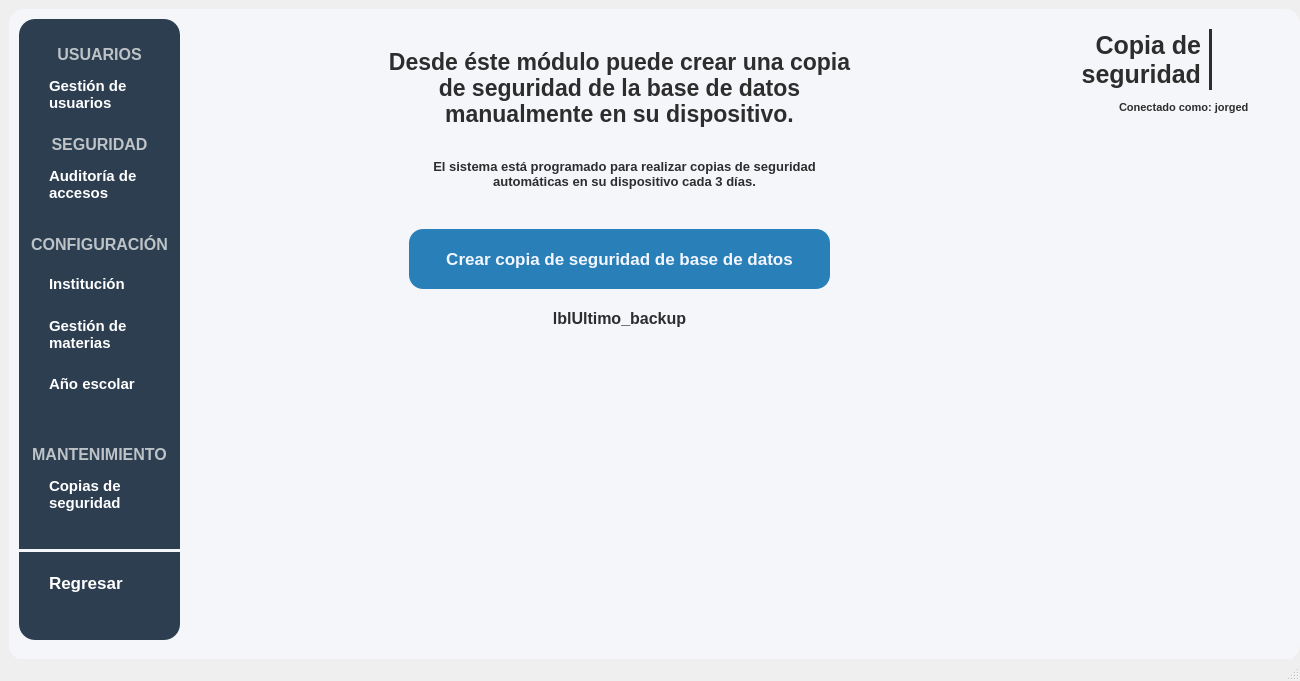
The window that resources/ui/main.ui (Proyecto-Uptjaa/Proyecto_SIRA) describes before a commit, drawn with Qt 5.
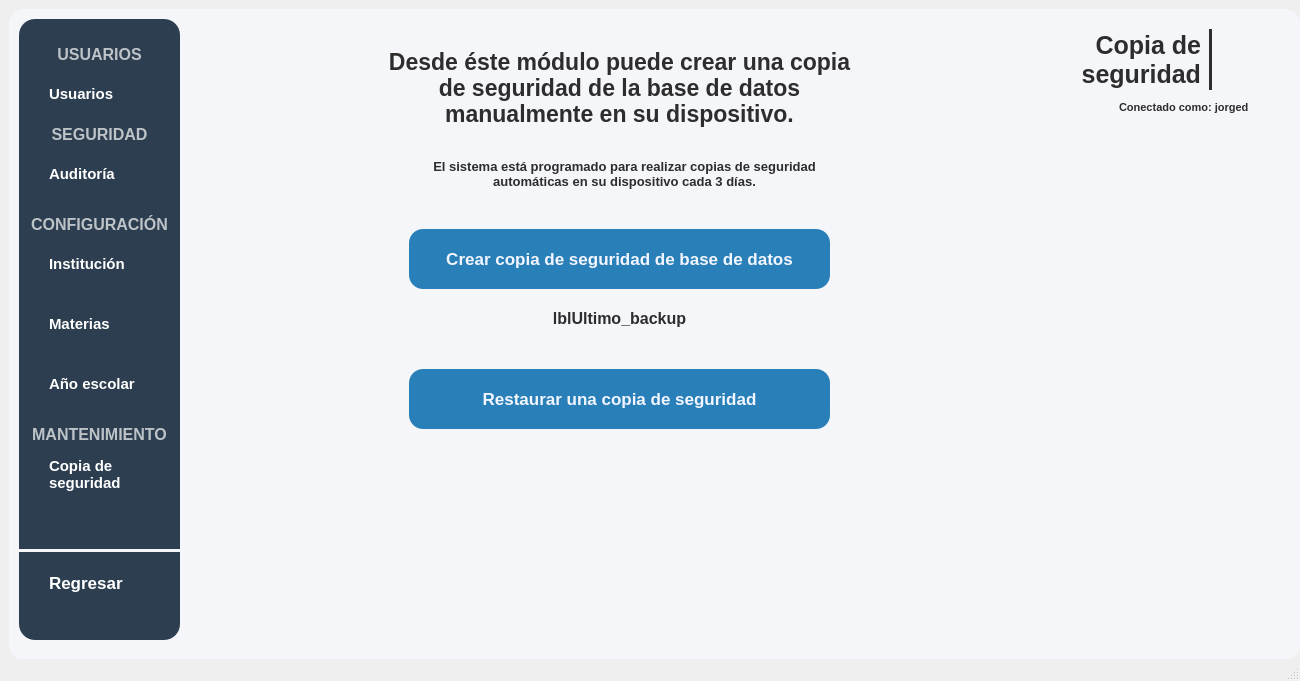
The same window after the commit. The open tabs and pages were chosen to show the change. Icons and pictures are not drawn. Custom widgets are drawn as their Qt base class.

Commit message: Añadir botón para restaurar copias de seguridad y ajustar textos en la interfaz

The edit to the form file:
```diff
--- a/resources/ui/main.ui
+++ b/resources/ui/main.ui
@@ -1203,8 +1203,7 @@
 }</string>
         </property>
         <property name="text">
-         <string>Gestión de
-usuarios</string>
+         <string>Usuarios</string>
         </property>
         <property name="icon">
          <iconset resource="../icons/resources_ui.qrc">
@@ -1260,7 +1259,7 @@
         <property name="geometry">
          <rect>
           <x>0</x>
-          <y>110</y>
+          <y>100</y>
           <width>161</width>
           <height>31</height>
          </rect>
@@ -1286,7 +1285,7 @@
         <property name="geometry">
          <rect>
           <x>10</x>
-          <y>140</y>
+          <y>130</y>
           <width>171</width>
           <height>50</height>
          </rect>
@@ -1344,8 +1343,7 @@
 }</string>
         </property>
         <property name="text">
-         <string>Auditoría de
-accesos</string>
+         <string>Auditoría</string>
         </property>
         <property name="icon">
          <iconset resource="../icons/resources_ui.qrc">
@@ -1375,7 +1373,7 @@
         <property name="geometry">
          <rect>
           <x>0</x>
-          <y>210</y>
+          <y>190</y>
           <width>161</width>
           <height>31</height>
          </rect>
@@ -1401,7 +1399,7 @@
         <property name="geometry">
          <rect>
           <x>10</x>
-          <y>240</y>
+          <y>220</y>
           <width>171</width>
           <height>50</height>
          </rect>
@@ -1489,7 +1487,7 @@
         <property name="geometry">
          <rect>
           <x>0</x>
-          <y>420</y>
+          <y>400</y>
           <width>161</width>
           <height>31</height>
          </rect>
@@ -1515,7 +1513,7 @@
         <property name="geometry">
          <rect>
           <x>10</x>
-          <y>450</y>
+          <y>430</y>
           <width>171</width>
           <height>50</height>
          </rect>
@@ -1573,7 +1571,7 @@
 }</string>
         </property>
         <property name="text">
-         <string>Copias de
+         <string>Copia de
 seguridad</string>
         </property>
         <property name="icon">
@@ -1715,7 +1713,7 @@
         <property name="geometry">
          <rect>
           <x>10</x>
-          <y>290</y>
+          <y>280</y>
           <width>171</width>
           <height>50</height>
          </rect>
@@ -1773,8 +1771,7 @@
 }</string>
         </property>
         <property name="text">
-         <string>Gestión de
-materias</string>
+         <string>Materias</string>
         </property>
         <property name="icon">
          <iconset resource="../icons/resources_ui.qrc">
@@ -6906,6 +6903,72 @@
         <set>Qt::AlignmentFlag::AlignLeading|Qt::AlignmentFlag::AlignLeft|Qt::AlignmentFlag::AlignVCenter</set>
        </property>
       </widget>
+      <widget class="QPushButton" name="btnRestablecer_backup">
+       <property name="geometry">
+        <rect>
+         <x>230</x>
+         <y>350</y>
+         <width>421</width>
+         <height>60</height>
+        </rect>
+       </property>
+       <property name="sizePolicy">
+        <sizepolicy hsizetype="Minimum" vsizetype="Fixed">
+         <horstretch>0</horstretch>
+         <verstretch>0</verstretch>
+        </sizepolicy>
+       </property>
+       <property name="minimumSize">
+        <size>
+         <width>120</width>
+         <height>40</height>
+        </size>
+       </property>
+       <property name="maximumSize">
+        <size>
+         <width>500</width>
+         <height>60</height>
+        </size>
+       </property>
+       <property name="font">
+        <font>
+         <family>Segoe UI</family>
+         <pointsize>13</pointsize>
+         <bold>true</bold>
+        </font>
+       </property>
+       <property name="cursor">
+        <cursorShape>PointingHandCursor</cursorShape>
+       </property>
+       <property name="layoutDirection">
+        <enum>Qt::LayoutDirection::LeftToRight</enum>
+       </property>
+       <property name="styleSheet">
+        <string notr="true">QPushButton {
+   background-color: #2980b9;
+    color: #F3F6FF;
+    border: none;
+    padding: 8px 6px;
+    border-radius: 14px;
+}
+QPushButton:hover {
+	background-color: #0D47A1;
+}</string>
+       </property>
+       <property name="text">
+        <string>Restaurar una copia de seguridad</string>
+       </property>
+       <property name="icon">
+        <iconset resource="../icons/resources_ui.qrc">
+         <normaloff>:/icons/restablecer_backup.png</normaloff>:/icons/restablecer_backup.png</iconset>
+       </property>
+       <property name="iconSize">
+        <size>
+         <width>30</width>
+         <height>30</height>
+        </size>
+       </property>
+      </widget>
      </widget>
     </widget>
    </widget>
```
Left out of the diff: 12 changed lines with no effect on the pictures. The commit also changes 5 other files.
